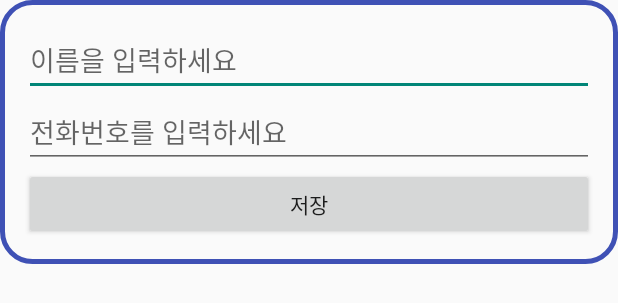
After one commit to west-sea/final-project, an Android app: the layout dialog_layout.xml on its own in the app's theme, with its tools: preview values and no code run, on a phone screen of 412 x 824 dp. The commit adds this screen. Shown: the top 303 px of the screen. Run offline under Robolectric (Android 15) with nearby library versions, the phone set to English and light mode, and no system bars.

Commit message:
탭 1 팝업수정

```diff
--- a/app/src/main/res/drawable/corner_shape2.xml
+++ b/app/src/main/res/drawable/corner_shape2.xml
@@ -8,5 +8,5 @@
         android:topRightRadius="20dp"/>
     <stroke
         android:width="3dp"
-        android:color="@color/white" />
+        android:color="#3F51B5" />
 </shape>
--- /dev/null
+++ b/app/src/main/res/drawable/popup_background.xml
@@ -0,0 +1,6 @@
+<shape xmlns:android="http://schemas.android.com/apk/res/android"
+    android:shape="rectangle">
+    <corners android:radius="8dp"/>
+    <solid android:color="#F0F0F0"/>
+    <stroke android:color="#B0B0B0" android:width="1dp"/>
+</shape>
--- a/app/src/main/res/layout/activity_num.xml
+++ b/app/src/main/res/layout/activity_num.xml
@@ -2,7 +2,9 @@
 <LinearLayout xmlns:android="http://schemas.android.com/apk/res/android"
     xmlns:tools="http://schemas.android.com/tools"
     android:layout_width="match_parent"
+    android:background="@android:color/transparent"
     android:layout_height="match_parent"
+    android:id="@+id/numback"
     android:orientation="vertical"
     android:padding="16dp"
     tools:context=".MainActivity">
--- /dev/null
+++ b/app/src/main/res/layout/dialog_layout.xml
@@ -0,0 +1,26 @@
+<LinearLayout xmlns:android="http://schemas.android.com/apk/res/android"
+    android:layout_width="match_parent"
+    android:layout_height="wrap_content"
+    android:orientation="vertical"
+    android:background="@drawable/corner_shape2"
+    android:padding="16dp">
+
+    <EditText
+        android:id="@+id/nameEditText"
+        android:layout_width="match_parent"
+        android:layout_height="wrap_content"
+        android:hint="이름을 입력하세요"/>
+
+    <EditText
+        android:id="@+id/numberEditText"
+        android:layout_width="match_parent"
+        android:layout_height="wrap_content"
+        android:hint="전화번호를 입력하세요"
+        android:inputType="phone"/>
+
+    <Button
+        android:id="@+id/saveButton"
+        android:layout_width="match_parent"
+        android:layout_height="wrap_content"
+        android:text="저장"/>
+</LinearLayout>
```
Also changed, not shown: app/src/main/java/com/example/myapplication/Activity/DimBackgroundPopup.java (added, +69 -0 lines), app/src/main/java/com/example/myapplication/Activity/LinkNumActivity.java (+80 -11 lines), app/src/main/res/layout/edit_dialog_layout.xml (added, +26 -0 lines).
